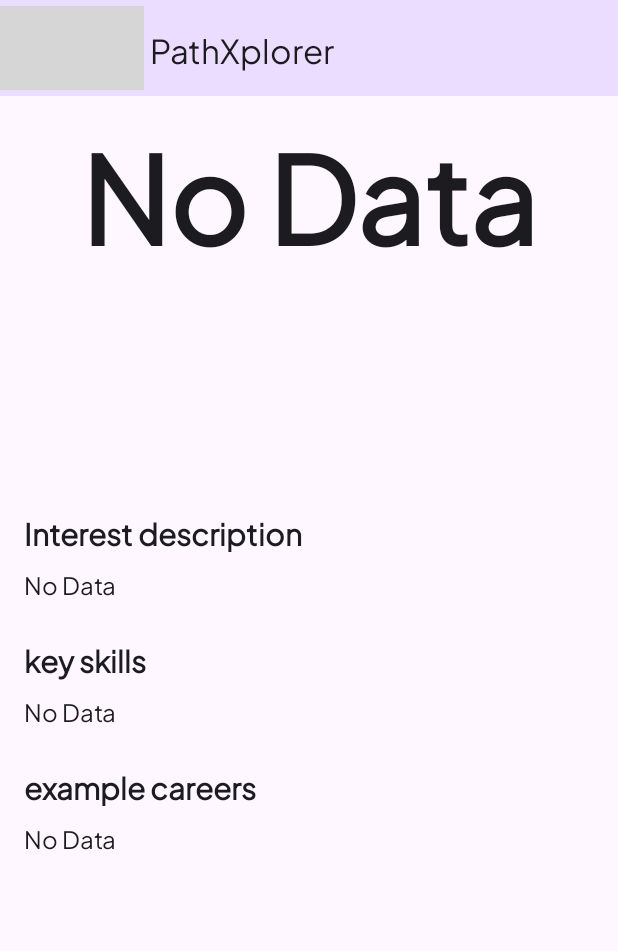
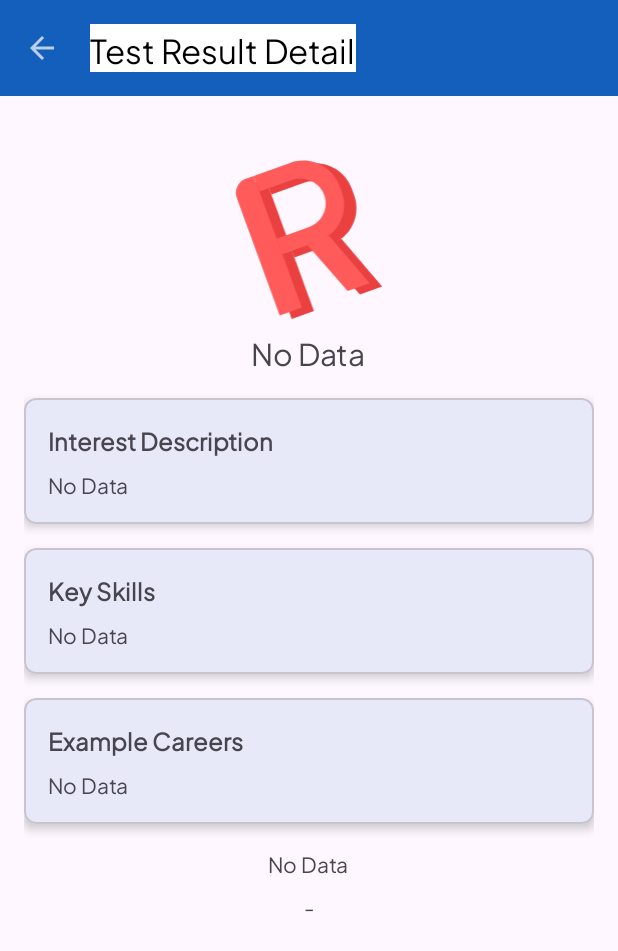
Before and after one commit to PathXplorer-C242-PS289/PathXplorer, an Android app: the DetailTestResultActivity screen opened directly, with no data from a screen before it, on a phone screen of 412 x 824 dp. Shown: the top 951 px of the screen. Run offline under Robolectric (Android 15) with nearby library versions, the phone set to English and light mode, and no system bars; our stand-ins replace CircleImageView; grey boxes are pictures that could not be loaded.

Commit message:
fix quiz icon

```diff
--- a/app/src/main/java/com/example/pathxplorer/ui/quiz/DetailTestResultActivity.kt
+++ b/app/src/main/java/com/example/pathxplorer/ui/quiz/DetailTestResultActivity.kt
@@ -3,6 +3,7 @@ package com.example.pathxplorer.ui.quiz
 import android.os.Bundle
 import androidx.activity.viewModels
 import androidx.appcompat.app.AppCompatActivity
+import com.example.pathxplorer.R
 import com.example.pathxplorer.data.remote.response.TestResultsItem
 import com.example.pathxplorer.databinding.ActivityDetailTestResultBinding
 import com.example.pathxplorer.ui.utils.UserViewModelFactory
@@ -24,7 +25,23 @@ class DetailTestResultActivity : AppCompatActivity() {
         setContentView(binding.root)
 
         setupToolbar()
+        loadTestResult()
+    }
 
+    private fun setupToolbar() {
+        binding.toolbar.title = "Test Result Detail"
+        setSupportActionBar(binding.toolbar)
+        supportActionBar?.apply {
+            setDisplayHomeAsUpEnabled(true)
+            setDisplayShowTitleEnabled(true)
+        }
+
+        binding.toolbar.setNavigationOnClickListener {
+            finish()
+        }
+    }
+
+    private fun loadTestResult() {
         val testId = intent.getIntExtra(EXTRA_TEST_ID, -1)
         if (testId != -1) {
             viewModel.getSession().observe(this) { _ ->
@@ -41,28 +58,47 @@ class DetailTestResultActivity : AppCompatActivity() {
         }
     }
 
-    private fun setupToolbar() {
-        setSupportActionBar(binding.toolbar)
-        supportActionBar?.setDisplayHomeAsUpEnabled(true)
+    private fun showTestResultDetail(testItem: TestResultsItem) {
+        val imageResource = when(testItem.riasecType?.uppercase()) {
+            "R" -> R.drawable.r_type
+            "I" -> R.drawable.i_type
+            "A" -> R.drawable.a_type
+            "S" -> R.drawable.s_type
+            "E" -> R.drawable.e_type
+            "C" -> R.drawable.c_type
+            else -> R.drawable.r_type
+        }
+        binding.ivRiasecType.setImageResource(imageResource)
 
-        binding.toolbar.setNavigationOnClickListener {
-            onBackPressedDispatcher.onBackPressed()
+        val riasecFullName = when(testItem.riasecType?.uppercase()) {
+            "R" -> "Realistic"
+            "I" -> "Investigative"
+            "A" -> "Artistic"
+            "S" -> "Social"
+            "E" -> "Enterprising"
+            "C" -> "Conventional"
+            else -> "Unknown Type"
         }
 
-    }
-
-    private fun showTestResultDetail(testItem: TestResultsItem) {
-        binding.tvRiasecType.text = testItem.riasecType ?: "-"
-
-        binding.tvInterestDescription.text = testItem.interestDescription ?: "-"
-        binding.tvKeySkills.text = testItem.keySkills ?: "-"
-        binding.tvExampleCareers.text = testItem.exampleCareers ?: "-"
+        with(binding) {
+            tvRiasecType.text = riasecFullName
+            tvInterestDescription.text = testItem.interestDescription ?: "-"
+            tvKeySkills.text = testItem.keySkills ?: "-"
+            tvExampleCareers.text = testItem.exampleCareers ?: "-"
+            tvTestDate.text = testItem.timestamp ?: "-"
+            tvScore.text = "10% Accuracy"
+        }
     }
 
     private fun showErrorState() {
-        binding.tvRiasecType.text = "No Data"
-        binding.tvInterestDescription.text = "No Data"
-        binding.tvKeySkills.text = "No Data"
-        binding.tvExampleCareers.text = "No Data"
+        with(binding) {
+            ivRiasecType.setImageResource(R.drawable.r_type)
+            tvRiasecType.text = getString(R.string.no_data)
+            tvInterestDescription.text = getString(R.string.no_data)
+            tvKeySkills.text = getString(R.string.no_data)
+            tvExampleCareers.text = getString(R.string.no_data)
+            tvTestDate.text = getString(R.string.no_data)
+            tvScore.text = "-"
+        }
     }
 }
--- a/app/src/main/java/com/example/pathxplorer/ui/quiz/QuizDashboardFragment.kt
+++ b/app/src/main/java/com/example/pathxplorer/ui/quiz/QuizDashboardFragment.kt
@@ -64,7 +64,7 @@ class QuizDashboardFragment : Fragment() {
     private fun setupInitialState() {
         binding.rvResults.apply {
             layoutManager = LinearLayoutManager(requireContext())
-            adapter = testResultAdapter // Use the initialized adapter
+            adapter = testResultAdapter
         }
         showLoading(true)
         showEmptyState(false)
@@ -114,7 +114,6 @@ class QuizDashboardFragment : Fragment() {
         } else {
             showEmptyState(false)
             testResultAdapter.submitList(testResults)
-            // Removed redundant submitList call
         }
     }
 
@@ -150,10 +149,9 @@ class QuizDashboardFragment : Fragment() {
         val intent = Intent(requireContext(), DetailTestResultActivity::class.java)
         intent.putExtra(DetailTestResultActivity.EXTRA_TEST_ID, item.testId)
         startActivity(intent)
-    } // Added closing brace
+    }
 
     private fun logout() {
-        // Observe the session once and perform logout accordingly
         viewModel.getSession().removeObservers(viewLifecycleOwner)
         viewModel.getSession().observe(viewLifecycleOwner) { user ->
             if (user.provider != "credentials") {
--- a/app/src/main/java/com/example/pathxplorer/ui/quiz/TestResultAdapter.kt
+++ b/app/src/main/java/com/example/pathxplorer/ui/quiz/TestResultAdapter.kt
@@ -28,13 +28,10 @@ class TestResultAdapter(
     inner class TestViewHolder(private val binding: TestsItemBinding) : RecyclerView.ViewHolder(binding.root) {
         fun bind(test: TestResultsItem) {
 
-            // Set the test details
-            binding.testTitle.text = test.riasecType
             binding.testDescription.text = test.interestDescription
             binding.careerRecommendation.text = test.exampleCareers
             binding.tvKeySkills.text = test.keySkills
 
-            // Set the appropriate image based on riasec Type
             val imageResource = when(test.riasecType) {
                 "R" -> R.drawable.r_type
                 "I" -> R.drawable.i_type
--- a/app/src/main/java/com/example/pathxplorer/ui/utils/UserProfileWidget.kt
+++ b/app/src/main/java/com/example/pathxplorer/ui/utils/UserProfileWidget.kt
@@ -111,7 +111,7 @@ class UserProfileWidget : AppWidgetProvider() {
                         setTextViewText(R.id.widget_score_label, "Score")
                         setTextViewText(R.id.widget_score, user.score?.toString() ?: "0")
 
-                        setTextViewText(R.id.widget_latest_test, "Latest: $latestRiasecType")
+                        setTextViewText(R.id.widget_latest_test, "Latest RIASEC Type: $latestRiasecType")
 
                         setViewVisibility(R.id.widget_loading, View.GONE)
                         setViewVisibility(R.id.widget_content, View.VISIBLE)
--- a/app/src/main/res/layout/activity_detail_test_result.xml
+++ b/app/src/main/res/layout/activity_detail_test_result.xml
@@ -1,132 +1,162 @@
 <?xml version="1.0" encoding="utf-8"?>
-<androidx.coordinatorlayout.widget.CoordinatorLayout
-    xmlns:android="http://schemas.android.com/apk/res/android"
+<androidx.coordinatorlayout.widget.CoordinatorLayout xmlns:android="http://schemas.android.com/apk/res/android"
     xmlns:app="http://schemas.android.com/apk/res-auto"
+    xmlns:tools="http://schemas.android.com/tools"
     android:layout_width="match_parent"
-    android:layout_height="match_parent"
-    android:background="?attr/colorSurface">
+    android:layout_height="match_parent">
 
     <com.google.android.material.appbar.AppBarLayout
         android:layout_width="match_parent"
-        android:layout_height="300dp"
-        android:theme="@style/ThemeOverlay.Material3.ActionBar"
-        android:fitsSystemWindows="true">
+        android:layout_height="wrap_content">
 
-        <com.google.android.material.appbar.CollapsingToolbarLayout
-            android:id="@+id/collapsing_toolbar"
-            android:layout_width="match_parent"
-            android:layout_height="match_parent"
-            app:titleEnabled="false"
-            app:contentScrim="?attr/colorPrimaryContainer"
-            android:fitsSystemWindows="true"
-            app:layout_scrollFlags="scroll|exitUntilCollapsed">
-
-            <!-- Toolbar -->
-            <com.google.android.material.appbar.MaterialToolbar
+        <androidx.appcompat.widget.Toolbar
             android:id="@+id/toolbar"
             android:layout_width="match_parent"
             android:layout_height="?attr/actionBarSize"
-                app:navigationIcon="@drawable/ic_back"
-                app:navigationContentDescription="back"
-                android:fitsSystemWindows="true"
-                android:background="?attr/colorPrimaryContainer"
-                android:theme="@style/ThemeOverlay.Material3.ActionBar" />
+            android:background="?attr/colorPrimary"
+            android:theme="@style/ThemeOverlay.AppCompat.Dark.ActionBar"/>
 
-            <!-- Big Text untuk RIASEC Type -->
-            <TextView
-                android:id="@+id/tv_riasec_type"
+    </com.google.android.material.appbar.AppBarLayout>
+
+    <androidx.core.widget.NestedScrollView
         android:layout_width="match_parent"
         android:layout_height="match_parent"
-                android:text="R"
-                android:textAlignment="center"
-                android:textColor="@color/onSurface"
-                android:textSize="80sp"
-                android:textStyle="bold"
-                android:gravity="center"
-                android:layout_marginBottom="48dp"
-                app:layout_collapseMode="parallax"
-                android:fitsSystemWindows="true"/>
-
-        </com.google.android.material.appbar.CollapsingToolbarLayout>
-    </com.google.android.material.appbar.AppBarLayout>
-
-
-    <androidx.core.widget.NestedScrollView
-        android:id="@+id/scroll_view"
-        android:layout_width="match_parent"
-        android:layout_height="match_parent"
-        app:layout_behavior="@string/appbar_scrolling_view_behavior"
-        android:padding="16dp"
-        android:clipToPadding="false"
-        android:clipToOutline="false">
+        app:layout_behavior="@string/appbar_scrolling_view_behavior">
 
         <LinearLayout
             android:layout_width="match_parent"
             android:layout_height="wrap_content"
-            android:orientation="vertical">
+            android:orientation="vertical"
+            android:padding="16dp">
 
-            <!-- Interest Description Section -->
+            <ImageView
+                android:id="@+id/iv_riasec_type"
+                android:layout_width="120dp"
+                android:layout_height="120dp"
+                android:layout_gravity="center_horizontal"
+                android:layout_marginTop="16dp"
+                android:contentDescription="@string/riasec_type_image"/>
+
             <TextView
-                android:id="@+id/tv_interest_title"
+                android:id="@+id/tv_riasec_type"
                 android:layout_width="wrap_content"
                 android:layout_height="wrap_content"
-                android:text="Interest description"
+                android:layout_gravity="center_horizontal"
+                android:layout_marginTop="4dp"
+                android:textSize="20sp"
+                tools:text="Investigative"/>
+
+            <com.google.android.material.card.MaterialCardView
+                android:layout_width="match_parent"
+                android:layout_height="wrap_content"
+                android:layout_marginTop="16dp"
+                app:cardElevation="4dp"
+                app:cardCornerRadius="8dp">
+
+                <LinearLayout
+                    android:layout_width="match_parent"
+                    android:layout_height="wrap_content"
+                    android:orientation="vertical"
+                    android:padding="16dp">
+
+                    <TextView
+                        android:layout_width="wrap_content"
+                        android:layout_height="wrap_content"
+                        android:text="@string/interest_description"
                         android:textStyle="bold"
-                android:textSize="20sp"
-                android:textColor="@color/onSurface"
-                android:layout_marginTop="24dp"/>
+                        android:textSize="16sp"/>
 
                     <TextView
                         android:id="@+id/tv_interest_description"
                         android:layout_width="match_parent"
                         android:layout_height="wrap_content"
-                android:text="Interest description "
-                android:textColor="@color/onSurface"
-                android:textSize="16sp"
-                android:lineSpacingExtra="4dp"
-                android:layout_marginTop="8dp"/>
+                        android:layout_marginTop="8dp"
+                        tools:text="Description here"/>
 
-            <!-- Key Skills Section -->
+                </LinearLayout>
+
+            </com.google.android.material.card.MaterialCardView>
+
+            <com.google.android.material.card.MaterialCardView
+                android:layout_width="match_parent"
+                android:layout_height="wrap_content"
+                android:layout_marginTop="16dp"
+                app:cardElevation="4dp"
+                app:cardCornerRadius="8dp">
+
+                <LinearLayout
+                    android:layout_width="match_parent"
+                    android:layout_height="wrap_content"
+                    android:orientation="vertical"
+                    android:padding="16dp">
+
                     <TextView
-                android:id="@+id/tv_key_skills_title"
                         android:layout_width="wrap_content"
                         android:layout_height="wrap_content"
-                android:text="key skills"
+                        android:text="@string/key_skills"
                         android:textStyle="bold"
-                android:textSize="20sp"
-                android:textColor="@color/onSurface"
-                android:layout_marginTop="24dp"/>
+                        android:textSize="16sp"/>
 
                     <TextView
                         android:id="@+id/tv_key_skills"
                         android:layout_width="match_parent"
                         android:layout_height="wrap_content"
-                android:text="key skills"
-                android:textColor="@color/onSurface"
-                android:textSize="16sp"
-                android:lineSpacingExtra="4dp"
-                android:layout_marginTop="8dp"/>
+                        android:layout_marginTop="8dp"
+                        tools:text="Skills here"/>
 
-            <!-- Example Careers Section -->
+                </LinearLayout>
+
+            </com.google.android.material.card.MaterialCardView>
+
+            <com.google.android.material.card.MaterialCardView
+                android:layout_width="match_parent"
+                android:layout_height="wrap_content"
+                android:layout_marginTop="16dp"
+                app:cardElevation="4dp"
+                app:cardCornerRadius="8dp">
+
+                <LinearLayout
+                    android:layout_width="match_parent"
+                    android:layout_height="wrap_content"
+                    android:orientation="vertical"
+                    android:padding="16dp">
+
                     <TextView
-                android:id="@+id/tv_example_careers_title"
                         android:layout_width="wrap_content"
                         android:layout_height="wrap_content"
-                android:text="example careers"
+                        android:text="@string/example_careers"
                         android:textStyle="bold"
-                android:textSize="20sp"
-                android:textColor="@color/onSurface"
-                android:layout_marginTop="24dp"/>
+                        android:textSize="16sp"/>
 
                     <TextView
                         android:id="@+id/tv_example_careers"
                         android:layout_width="match_parent"
                         android:layout_height="wrap_content"
-                android:text="example careers"
-                android:textColor="@color/onSurface"
-                android:textSize="16sp"
-                android:lineSpacingExtra="4dp"
-                android:layout_marginTop="8dp"/>
+                        android:layout_marginTop="8dp"
+                        tools:text="Careers here"/>
+
+                </LinearLayout>
+
+            </com.google.android.material.card.MaterialCardView>
+
+            <TextView
+                android:id="@+id/tv_test_date"
+                android:layout_width="wrap_content"
+                android:layout_height="wrap_content"
+                android:layout_gravity="center_horizontal"
+                android:layout_marginTop="16dp"
+                android:textSize="14sp"
+                tools:text="Test taken on: 2024-01-01"/>
+
+            <TextView
+                android:id="@+id/tv_score"
+                android:layout_width="wrap_content"
+                android:layout_height="wrap_content"
+                android:layout_gravity="center_horizontal"
+                android:layout_marginTop="8dp"
+                android:textSize="14sp"
+                tools:text="Score: 85/100"/>
+
         </LinearLayout>
 
     </androidx.core.widget.NestedScrollView>
--- a/app/src/main/res/layout/fragment_quiz_dashboard.xml
+++ b/app/src/main/res/layout/fragment_quiz_dashboard.xml
@@ -52,13 +52,13 @@
             android:orientation="vertical"
             android:paddingHorizontal="16dp">
 
+            <!-- Empty State -->
             <androidx.recyclerview.widget.RecyclerView
                 android:id="@+id/rv_results"
                 android:layout_width="match_parent"
                 android:layout_height="wrap_content"
-                tools:listitem="@layout/tests_item"/>
+                tools:listitem="@layout/tests_item" />
 
-            <!-- Empty State -->
             <LinearLayout
                 android:id="@+id/empty_layout"
                 android:layout_width="match_parent"
--- a/app/src/main/res/layout/tests_item.xml
+++ b/app/src/main/res/layout/tests_item.xml
@@ -21,18 +21,6 @@
             android:src="@drawable/r_type"
             app:layout_constraintStart_toStartOf="parent"
             app:layout_constraintTop_toTopOf="parent" />
-
-        <TextView
-            android:id="@+id/test_title"
-            android:layout_width="wrap_content"
-            android:layout_height="wrap_content"
-            android:layout_marginStart="8dp"
-            android:text="Type"
-            android:textSize="18sp"
-            android:textStyle="bold"
-            app:layout_constraintBottom_toBottomOf="@+id/test_image"
-            app:layout_constraintStart_toEndOf="@+id/test_image"
-            app:layout_constraintTop_toTopOf="@+id/test_image" />
 
         <TextView
             android:id="@+id/test_description"
--- a/app/src/main/res/values/strings.xml
+++ b/app/src/main/res/values/strings.xml
@@ -140,4 +140,11 @@ By using our app, you consent to the terms of this Privacy Policy.
     <string name="result_type">Your a \'%1$s\' type of person</string>
     <string name="error_loading_test_results">Error loading test results</string>
     <string name="let_s_start">Let\'s Start</string>
+    <string name="test_result_detail">Test Result Detail</string>
+    <string name="no_data">No Data</string>
+    <string name="riasec_type_image">RIASEC Type Image</string>
+    <string name="interest_description">Interest Description</string>
+    <string name="key_skills">Key Skills</string>
+    <string name="example_careers">Example Careers</string>
+
 </resources>
```
Lines whose indentation alone changed are shown as unchanged.
